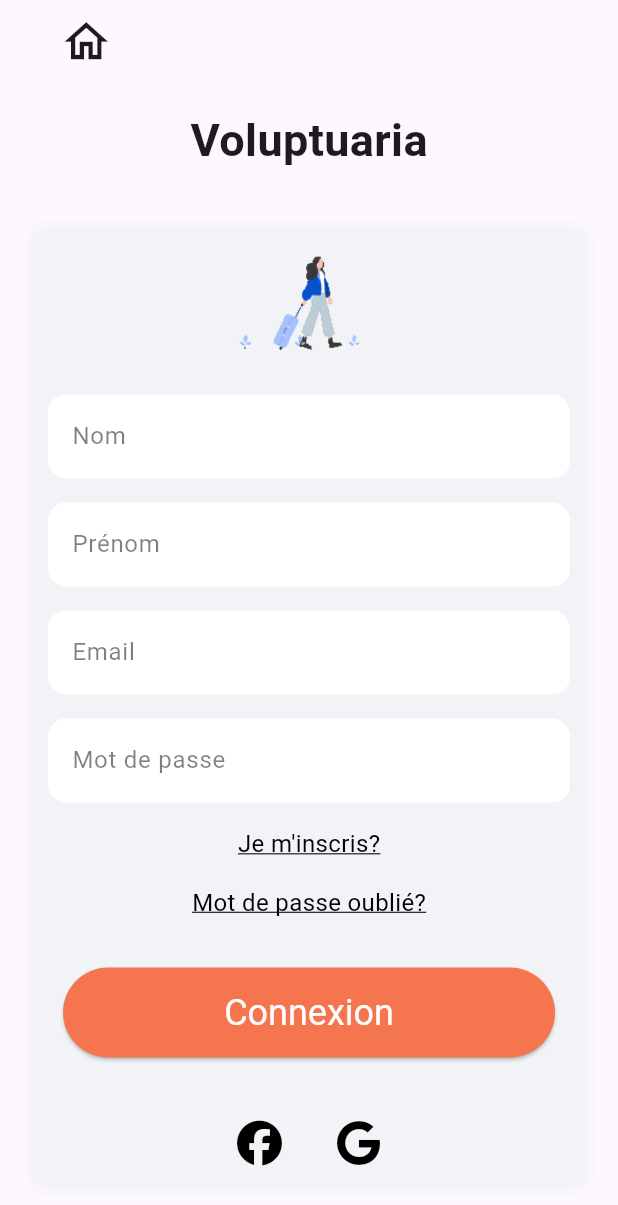
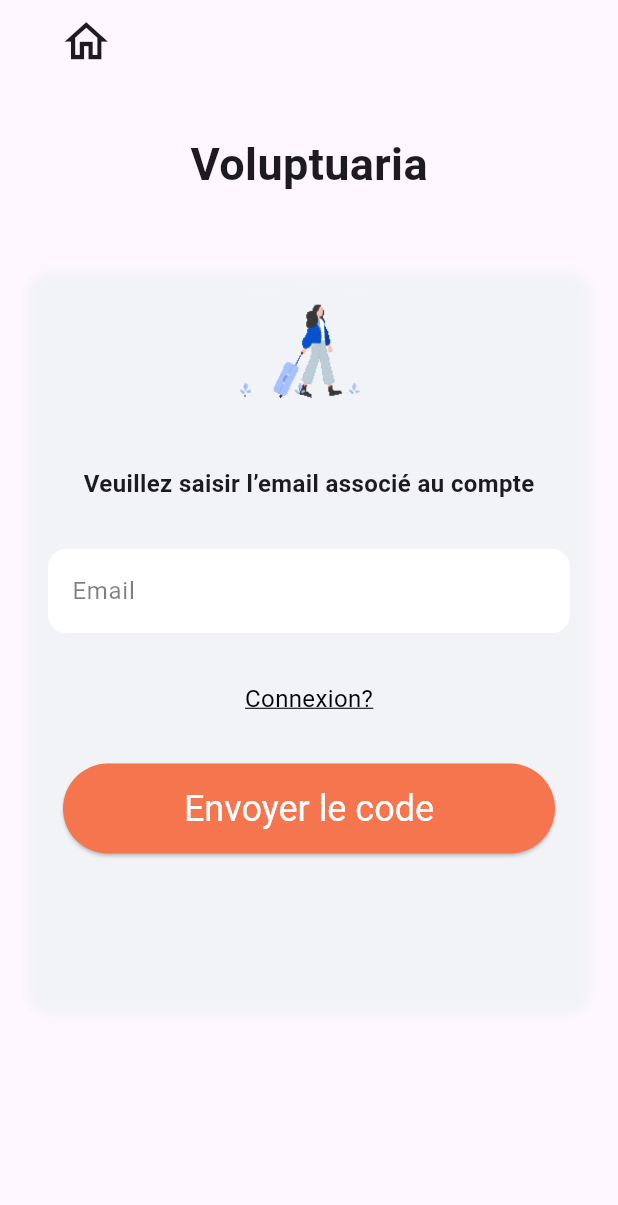
Before and after one commit to yahvya/school-voluptuaria, a Flutter app: the screen it shows after launch, on a phone screen of 412 x 824 dp. Shown: the top 1205 px of the screen. Run offline on Flutter 3.47's test engine with Material 3 defaults, Android fonts, the phone set to English and light mode, and no system bars; our stand-ins replace font_awesome_flutter, lottie; Roboto replaces fonts that are missing (OpenSans-Regular, OpenSans-SemiBold).

Commit message:
Add forgot password page

```diff
--- a/front-end/voluptuaria_front/lib/main.dart
+++ b/front-end/voluptuaria_front/lib/main.dart
@@ -1,6 +1,7 @@
 import 'package:flutter/material.dart';
-import 'package:voluptuaria_front/pages/login_page.dart';
-import 'package:voluptuaria_front/pages/registration_page.dart';
+//import 'package:voluptuaria_front/pages/login_page.dart';
+//import 'package:voluptuaria_front/pages/registration_page.dart';
+import 'package:voluptuaria_front/pages/forgot_password_page.dart';
 import 'components/navigation_bar.dart';
 import 'pages/home_page.dart';
 
@@ -13,7 +14,7 @@ class MyApp extends StatelessWidget {
   Widget build(BuildContext context) {
     return MaterialApp(
       title: 'Test',
-      home: RegistrationPage(),
+      home: ForgotPasswordPage(),
     );
   }
 }
--- /dev/null
+++ b/front-end/voluptuaria_front/lib/pages/forgot_password_page.dart
@@ -0,0 +1,106 @@
+import 'package:flutter/material.dart';
+import 'package:flutter/services.dart';
+import 'package:voluptuaria_front/resources/themes/colors.dart';
+import 'package:voluptuaria_front/components/blur_background.dart';
+import 'package:voluptuaria_front/components/custom_text_field.dart';
+import 'package:voluptuaria_front/components/button.dart';
+
+class ForgotPasswordPage extends StatelessWidget {
+  const ForgotPasswordPage({Key? key}) : super(key: key);
+
+  @override
+  Widget build(BuildContext context) {
+    return Scaffold(
+      appBar: AppBar(
+        title: Padding(
+              padding: const EdgeInsets.all(16.0),
+              child: Align(
+                alignment: Alignment.centerLeft,
+                child: IconButton(
+                  onPressed: () {
+                    print('Icon button pressed');
+                  },
+                  icon: const Icon(Icons.home_outlined),
+                  iconSize: 35.0,
+                ),
+              ),
+            ),
+      ),
+      body: SingleChildScrollView(
+        child: Column(
+          children: [
+            SizedBox(height: 32.0),
+            Padding(
+              padding: const EdgeInsets.all(0.0),
+              child: Text(
+                      'Voluptuaria',
+                      style: TextStyle(fontSize: 30, fontWeight: FontWeight.bold, fontFamily: 'OpenSans-SemiBold'),
+                    ),
+            ),
+            SizedBox(height: 32.0),
+            Padding(
+              padding: const EdgeInsets.all(16.0),
+              child: BlurBackground(
+                width: 400.0,
+                height: 500.0,
+                blurIntensity: 5.0,
+                child: Align(
+                  alignment: Alignment.topCenter,
+                  child: Column(
+                    children: [
+                      Image.asset(
+                        'lib/resources/images/app-icon.png',
+                        width: 100.0,
+                        height: 100.0,
+                      ),
+                      SizedBox(height: 32.0),
+                      Text(
+                      'Veuillez saisir l’email associé au compte',
+                      style: TextStyle(fontSize: 16, fontWeight: FontWeight.bold, fontFamily: 'OpenSans-SemiBold'),
+                      ),
+                      SizedBox(height: 32.0),
+                      Padding(
+                        padding: const EdgeInsets.symmetric(horizontal: 16.0),
+                        child: CustomTextField(
+                          backgroundColor: backgroundColor,
+                          placeholder: 'Email',
+                          fontSize: 16.0,
+                          borderRadius: 12.0,
+                        ),
+                      ),
+                      SizedBox(height: 32.0),
+                      GestureDetector(
+                        onTap: () {
+                          print('Forgot password clicked');
+                        },
+                        child: Text(
+                          "Connexion?",
+                          style: TextStyle(
+                            fontFamily: 'OpenSans-Regular',
+                            color: upperTextColor,
+                            fontSize: 16.0,
+                            decoration: TextDecoration.underline,
+                          ),
+                        ),
+                      ),
+                      SizedBox(height: 32.0),
+                      Padding(
+                        padding: const EdgeInsets.symmetric(horizontal: 16.0),
+                        child: CustomButton(
+                          text: 'Envoyer le code',
+                          onPressed: () {
+                            print('Connexion button pressed');
+                          },
+                        ),
+                      ),
+                    ],
+                  ),
+                ),
+              ),
+            ),
+          ],
+        ),
+      ),
+    );
+  }
+}
```
